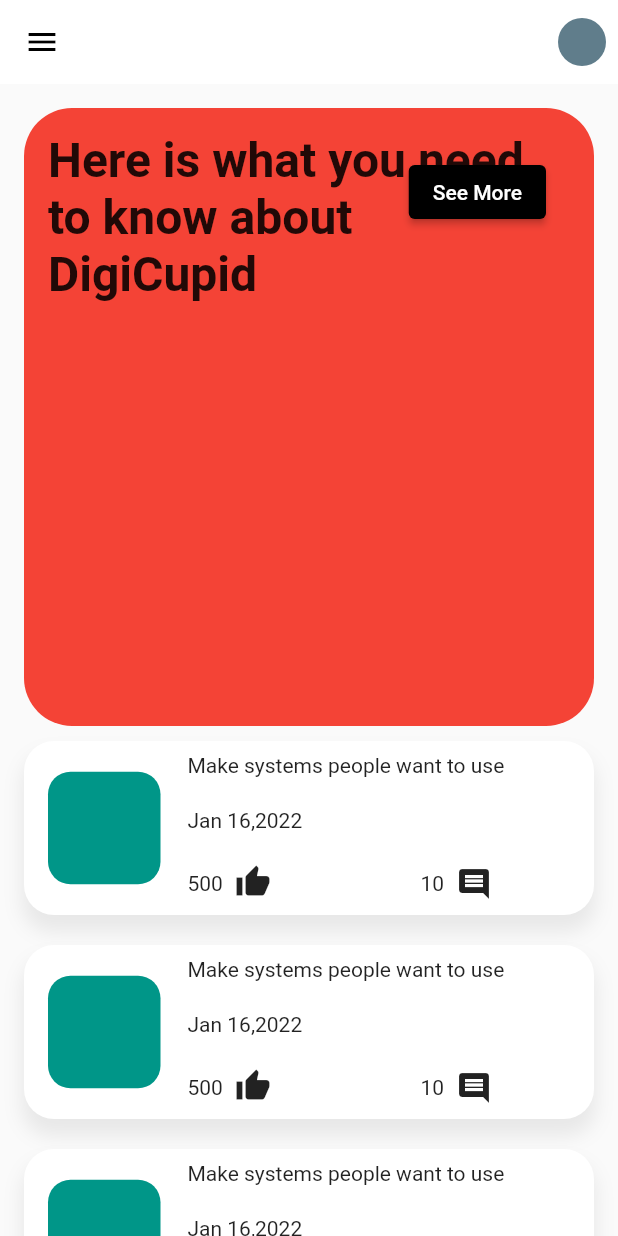
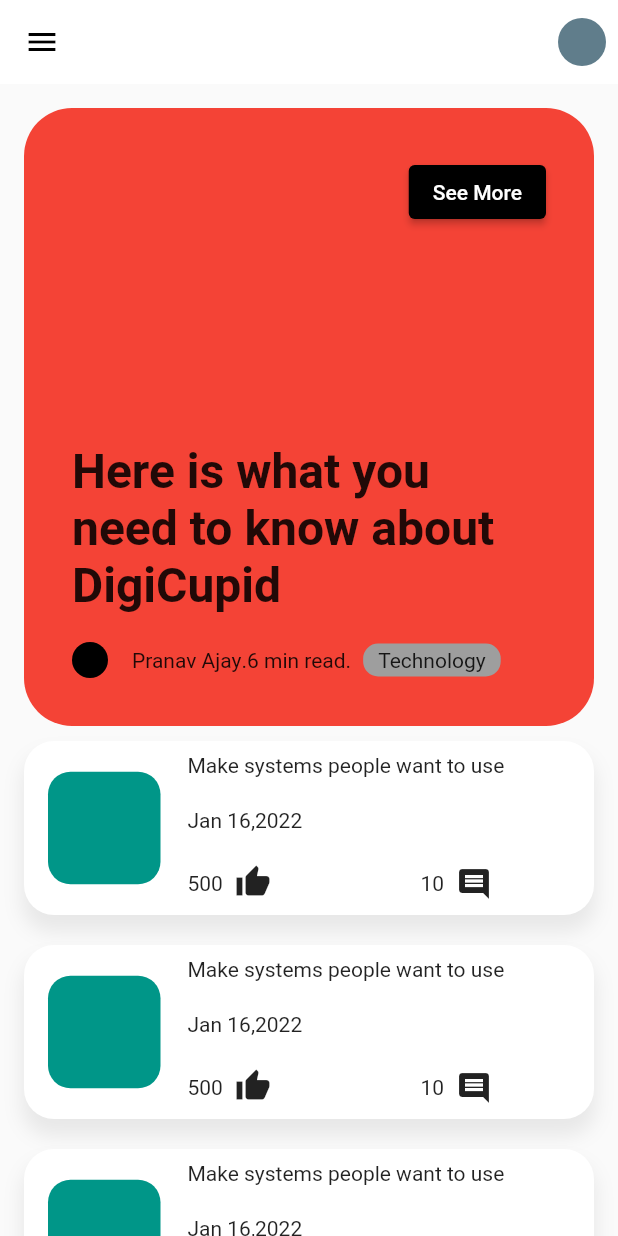
Before and after one commit to cyblogerz/Incologger, a Flutter app: the screen it shows after launch, on a phone screen of 412 x 824 dp. Run offline on Flutter 3.47's test engine with Material 2 defaults, Android fonts, the phone set to English and light mode, and no system bars.

Commit message:
Updated featured element

```diff
--- a/lib/screens/home/home.dart
+++ b/lib/screens/home/home.dart
@@ -47,17 +47,17 @@
 
                 Stack(children: <Widget>[
                   Container(
+                    alignment: Alignment.bottomLeft,
                     height: MediaQuery.of(context).size.height*0.50,
                     width: double.infinity,
                     decoration: BoxDecoration(
                       color: Colors.red,
                       borderRadius: BorderRadius.circular(32),
                     ),
-                    child: Align(
-                  alignment: Alignment.bottomLeft,
-                  child: Column(
-                    children:<Widget>[ Padding(
-                      padding: const EdgeInsets.all(16.0),
+
+
+                        child: Padding(
+                          padding: const EdgeInsets.only(left:32.0,right: 32.0,bottom: 75.0),
                           child: Text("Here is what you need to know about DigiCupid",
                           style: TextStyle(
                             fontSize: 32,
@@ -65,11 +65,8 @@
                           ),),
 
                         ),
+                      ),
 
-
-                    ]
-                  )),
-                  ),
 
                    Align(
                     alignment: Alignment.topRight,
@@ -79,6 +76,50 @@
                         primary: Colors.black,
                       ),
                     ))),
+
+                    Positioned(
+                      bottom: 0,
+                      child: Padding(
+                        padding: const EdgeInsets.all(32.0),
+                        child: Row(
+
+                          children: <Widget>[
+                        Padding(
+                          padding: const EdgeInsets.only(right:16),
+                          child: CircleAvatar(backgroundColor: Colors.black,radius: 12,),
+                        ),
+                        Row(
+
+                            children: <Widget>[
+                              Text("Pranav Ajay"),
+                              Text("."),
+                              Text("6 min read"),
+                              Text("."),
+                              Padding(
+                                padding: const EdgeInsets.only(left:8.0),
+                                child: Container(
+                                  padding: EdgeInsets.symmetric(horizontal:10,vertical: 3),
+                                  decoration: BoxDecoration(
+                                    color:Colors.grey,
+                                    borderRadius: BorderRadius.circular(10),
+
+                                  ),
+                                  child: Text("Technology"),
+                                ),
+                              ),
+
+
+
+                            ],
+
+                          ),
+
+
+
+                    ],),
+                      ),),
+
+
 
                 ]),
 
```
Lines whose indentation alone changed are shown as unchanged.
